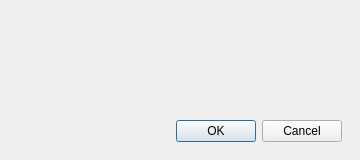
Above: frcpredict/ui/input/simulation/simulation_settings_dialog.ui from Bodeeen/Resolution_prediction_software before the change. Below: the same form after it.
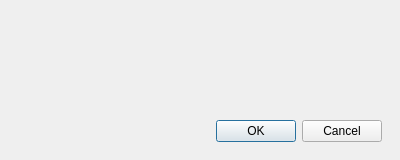
That is the form after the change. Custom widgets are drawn as their Qt base class.

Patch:
```diff
--- a/frcpredict/ui/input/simulation/simulation_settings_dialog.ui
+++ b/frcpredict/ui/input/simulation/simulation_settings_dialog.ui
@@ -6,19 +6,19 @@
    <rect>
     <x>0</x>
     <y>0</y>
-    <width>360</width>
+    <width>400</width>
     <height>160</height>
    </rect>
   </property>
   <property name="minimumSize">
    <size>
-    <width>360</width>
+    <width>400</width>
     <height>160</height>
    </size>
   </property>
   <property name="maximumSize">
    <size>
-    <width>360</width>
+    <width>400</width>
     <height>160</height>
    </size>
   </property>
```
